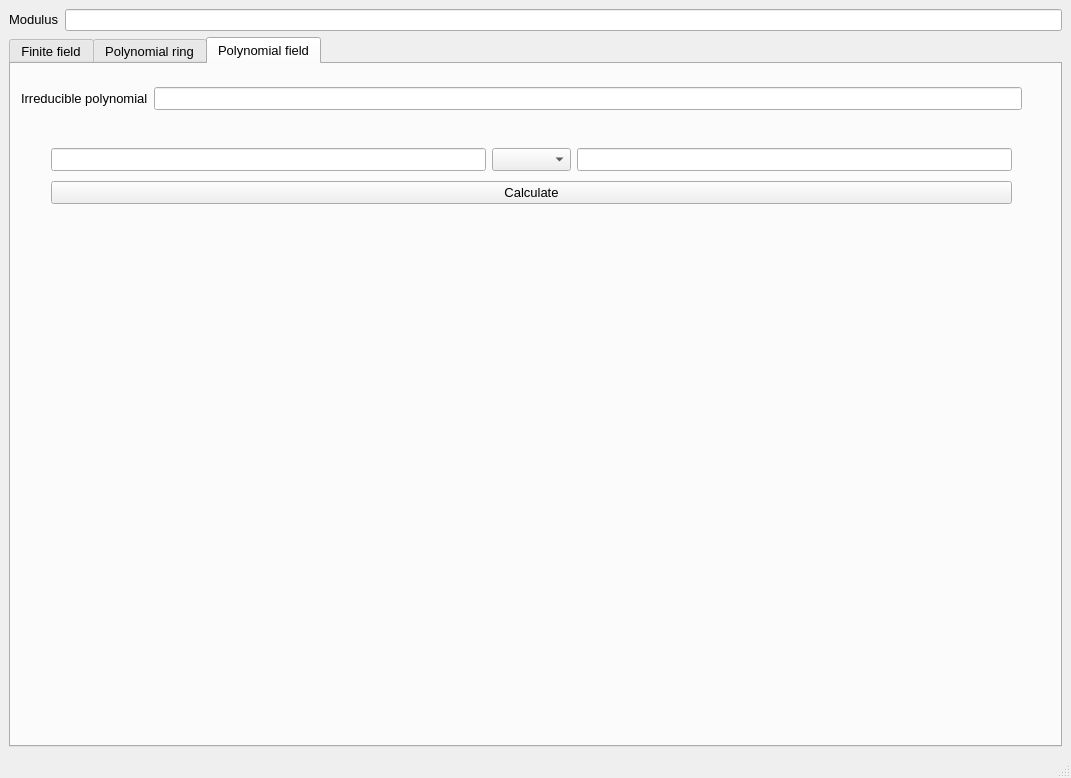
Before: the Qt Designer form ModularArithmetic/mainwindow.ui in YaroslavDrovolskyi/algebra-project, drawn with Qt 5.
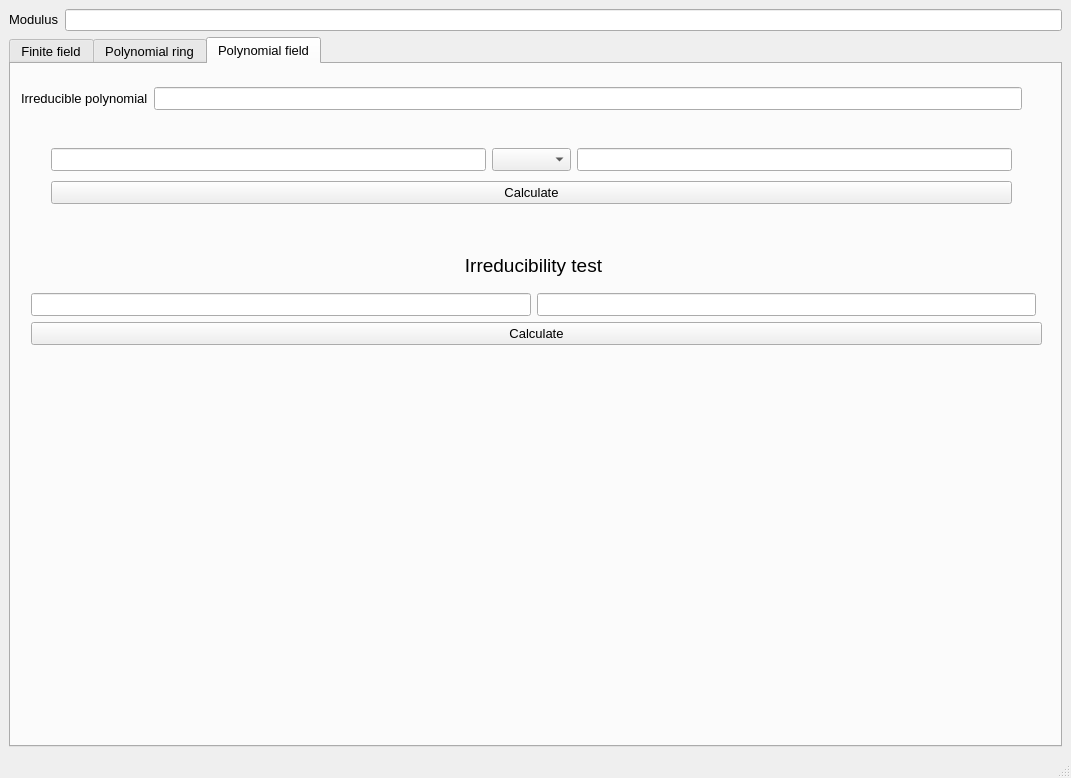
After: the same form once the commit is applied. The open tabs and pages were chosen to show the change.

Commit message:
Connected Miller-Rabin and irreducibility tests
Also removed old VS library

```diff
--- a/ModularArithmetic/mainwindow.ui
+++ b/ModularArithmetic/mainwindow.ui
@@ -767,6 +767,48 @@
            </item>
           </layout>
          </widget>
+         <widget class="QWidget" name="layoutWidget_4">
+          <property name="geometry">
+           <rect>
+            <x>20</x>
+            <y>180</y>
+            <width>1011</width>
+            <height>101</height>
+           </rect>
+          </property>
+          <layout class="QGridLayout" name="gridLayout_13">
+           <item row="1" column="1">
+            <widget class="QLineEdit" name="result_13">
+             <property name="enabled">
+              <bool>true</bool>
+             </property>
+             <property name="readOnly">
+              <bool>true</bool>
+             </property>
+            </widget>
+           </item>
+           <item row="1" column="0">
+            <widget class="QLineEdit" name="polynomial_8_input"/>
+           </item>
+           <item row="2" column="0" colspan="3">
+            <widget class="QPushButton" name="calculate_btn_12">
+             <property name="text">
+              <string>Calculate</string>
+             </property>
+            </widget>
+           </item>
+           <item row="0" column="0" colspan="2">
+            <widget class="QLabel" name="label_29">
+             <property name="text">
+              <string>&lt;html&gt;&lt;head/&gt;&lt;body&gt;&lt;p&gt;&lt;span style=&quot; font-size:14pt;&quot;&gt;Irreducibility test&lt;/span&gt;&lt;/p&gt;&lt;/body&gt;&lt;/html&gt;</string>
+             </property>
+             <property name="alignment">
+              <set>Qt::AlignCenter</set>
+             </property>
+            </widget>
+           </item>
+          </layout>
+         </widget>
         </widget>
        </widget>
       </item>
```
Left out of the diff: 2 changed lines with no effect on the pictures. The commit also changes 23 other files.
